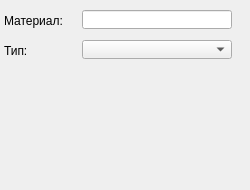
Before: the Qt Designer form src/View/uiComponents/qt_derived/Widgets/CrownWidget.ui in thefinalcutbg/DinoDent, drawn with Qt 5.
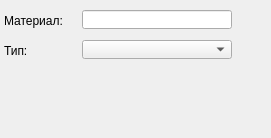
After: the same form once the commit is applied. Custom widgets are drawn as their Qt base class.

What changed in the file:
```diff
--- a/src/View/uiComponents/qt_derived/Widgets/CrownWidget.ui
+++ b/src/View/uiComponents/qt_derived/Widgets/CrownWidget.ui
@@ -6,10 +6,28 @@
    <rect>
     <x>0</x>
     <y>0</y>
-    <width>250</width>
-    <height>190</height>
+    <width>271</width>
+    <height>138</height>
    </rect>
   </property>
+  <property name="sizePolicy">
+   <sizepolicy hsizetype="Fixed" vsizetype="Fixed">
+    <horstretch>0</horstretch>
+    <verstretch>0</verstretch>
+   </sizepolicy>
+  </property>
+  <property name="minimumSize">
+   <size>
+    <width>271</width>
+    <height>138</height>
+   </size>
+  </property>
+  <property name="maximumSize">
+   <size>
+    <width>271</width>
+    <height>138</height>
+   </size>
+  </property>
   <property name="windowTitle">
    <string>CrownWidget</string>
   </property>
@@ -18,10 +36,16 @@
     <rect>
      <x>2</x>
      <y>65</y>
-     <width>232</width>
+     <width>261</width>
      <height>61</height>
     </rect>
    </property>
+   <property name="sizePolicy">
+    <sizepolicy hsizetype="Fixed" vsizetype="Fixed">
+     <horstretch>0</horstretch>
+     <verstretch>0</verstretch>
+    </sizepolicy>
+   </property>
   </widget>
   <widget class="QLabel" name="materialLabel">
    <property name="geometry">
```
